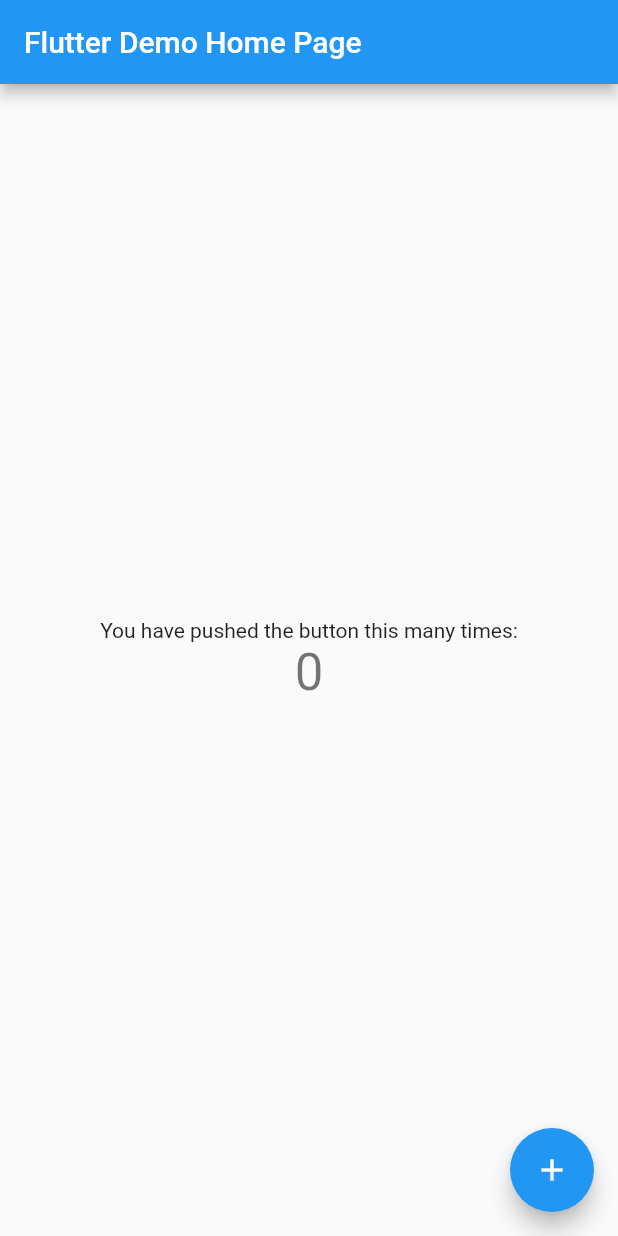
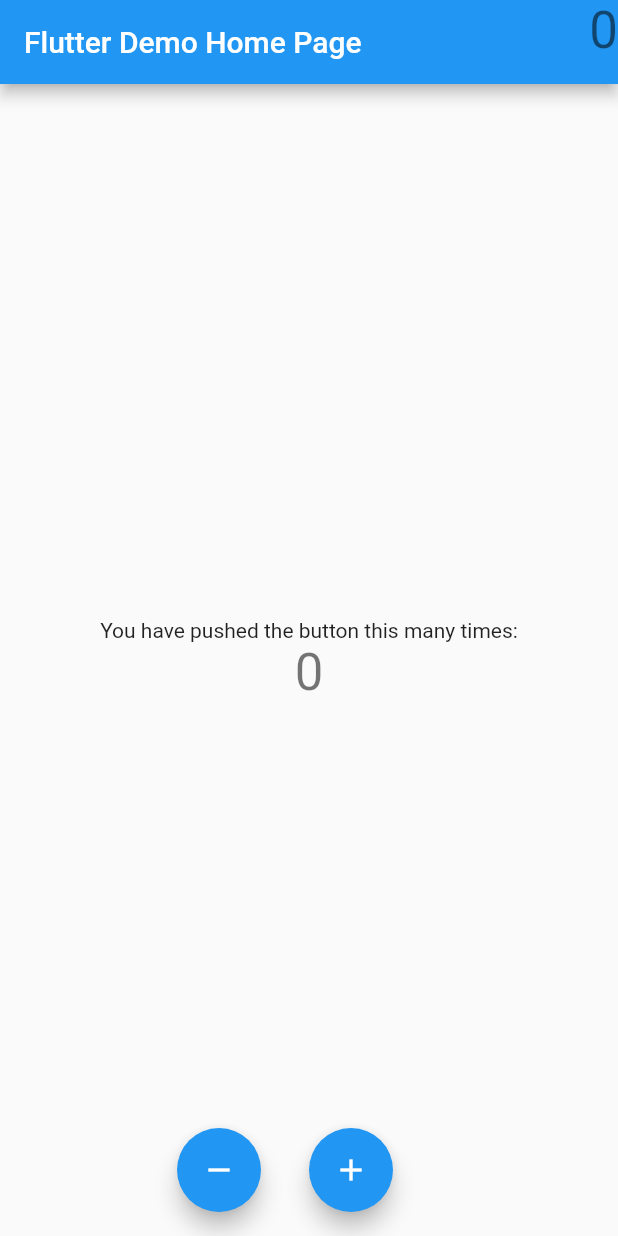
Before and after one commit to softlightwebinfo/flutter_redux, a Flutter app: the screen it shows after launch, on a phone screen of 412 x 824 dp. Run offline on Flutter 3.47's test engine with Material 2 defaults, Android fonts, the phone set to English and light mode, and no system bars; our stand-ins replace flutter_redux, redux.

Commit message:
Add redux

```diff
--- a/lib/main.dart
+++ b/lib/main.dart
@@ -1,4 +1,8 @@
 import 'package:flutter/material.dart';
+import 'package:flutter_redux/flutter_redux.dart';
+import 'package:flutter_redux_app/redux/app_actions.dart';
+import 'package:flutter_redux_app/redux/app_state.dart';
+import 'package:flutter_redux_app/redux/app_store.dart';
 
 void main() => runApp(MyApp());
 
@@ -6,105 +10,79 @@ class MyApp extends StatelessWidget {
   // This widget is the root of your application.
   @override
   Widget build(BuildContext context) {
-    return MaterialApp(
+    return StoreProvider(
+      store: appStore,
+      child: MaterialApp(
+        debugShowCheckedModeBanner: false,
         title: 'Flutter Demo',
         theme: ThemeData(
-        // This is the theme of your application.
-        //
-        // Try running your application with "flutter run". You'll see the
-        // application has a blue toolbar. Then, without quitting the app, try
-        // changing the primarySwatch below to Colors.green and then invoke
-        // "hot reload" (press "r" in the console where you ran "flutter run",
-        // or simply save your changes to "hot reload" in a Flutter IDE).
-        // Notice that the counter didn't reset back to zero; the application
-        // is not restarted.
           primarySwatch: Colors.blue,
         ),
         home: MyHomePage(title: 'Flutter Demo Home Page'),
+      ),
     );
   }
 }
 
-class MyHomePage extends StatefulWidget {
+class MyHomePage extends StatelessWidget {
   MyHomePage({Key key, this.title}) : super(key: key);
-
-  // This widget is the home page of your application. It is stateful, meaning
-  // that it has a State object (defined below) that contains fields that affect
-  // how it looks.
-
-  // This class is the configuration for the state. It holds the values (in this
-  // case the title) provided by the parent (in this case the App widget) and
-  // used by the build method of the State. Fields in a Widget subclass are
-  // always marked "final".
-
   final String title;
 
   @override
-  _MyHomePageState createState() => _MyHomePageState();
-}
-
-class _MyHomePageState extends State<MyHomePage> {
-  int _counter = 0;
-
-  void _incrementCounter() {
-    setState(() {
-      // This call to setState tells the Flutter framework that something has
-      // changed in this State, which causes it to rerun the build method below
-      // so that the display can reflect the updated values. If we changed
-      // _counter without calling setState(), then the build method would not be
-      // called again, and so nothing would appear to happen.
-      _counter++;
-    });
-  }
-
-  @override
   Widget build(BuildContext context) {
-    // This method is rerun every time setState is called, for instance as done
-    // by the _incrementCounter method above.
-    //
-    // The Flutter framework has been optimized to make rerunning build methods
-    // fast, so that you can just rebuild anything that needs updating rather
-    // than having to individually change instances of widgets.
     return Scaffold(
       appBar: AppBar(
-        // Here we take the value from the MyHomePage object that was created by
-        // the App.build method, and use it to set our appbar title.
-        title: Text(widget.title),
+        title: Text(title),
+        actions: <Widget>[
+          StoreConnector<AppState, int>(
+            converter: (store) => store.state.counter,
+            builder: (BuildContext context, counter) {
+              return Text(
+                counter.toString(),
+                style: Theme.of(context).textTheme.display1,
+              );
+            },
+          ),
+        ],
       ),
       body: Center(
-        // Center is a layout widget. It takes a single child and positions it
-        // in the middle of the parent.
         child: Column(
-          // Column is also a layout widget. It takes a list of children and
-          // arranges them vertically. By default, it sizes itself to fit its
-          // children horizontally, and tries to be as tall as its parent.
-          //
-          // Invoke "debug painting" (press "p" in the console, choose the
-          // "Toggle Debug Paint" action from the Flutter Inspector in Android
-          // Studio, or the "Toggle Debug Paint" command in Visual Studio Code)
-          // to see the wireframe for each widget.
-          //
-          // Column has various properties to control how it sizes itself and
-          // how it positions its children. Here we use mainAxisAlignment to
-          // center the children vertically; the main axis here is the vertical
-          // axis because Columns are vertical (the cross axis would be
-          // horizontal).
           mainAxisAlignment: MainAxisAlignment.center,
           children: <Widget>[
             Text(
               'You have pushed the button this many times:',
             ),
-            Text(
-              '$_counter',
+            StoreConnector<AppState, int>(
+              converter: (store) => store.state.counter,
+              builder: (BuildContext context, counter) {
+                return Text(
+                  counter.toString(),
                   style: Theme.of(context).textTheme.display1,
+                );
+              },
             ),
           ],
         ),
       ),
-      floatingActionButton: FloatingActionButton(
-        onPressed: _incrementCounter,
+      floatingActionButton: Row(
+        mainAxisAlignment: MainAxisAlignment.center,
+        children: <Widget>[
+          FloatingActionButton(
+            onPressed: () {
+              StoreProvider.of<AppState>(context).dispatch(DecrementCounter());
+            },
+            tooltip: 'Increment',
+            child: Icon(Icons.remove),
+          ),
+          SizedBox(width: 32),
+          FloatingActionButton(
+            onPressed: () {
+              StoreProvider.of<AppState>(context).dispatch(IncrementCounter());
+            },
             tooltip: 'Increment',
             child: Icon(Icons.add),
+          ),
+        ],
       ), // This trailing comma makes auto-formatting nicer for build methods.
     );
   }
--- /dev/null
+++ b/lib/redux/app_actions.dart
@@ -0,0 +1,3 @@
+class IncrementCounter {}
+
+class DecrementCounter {}
--- /dev/null
+++ b/lib/redux/app_reducer.dart
@@ -0,0 +1,15 @@
+import 'package:flutter_redux_app/redux/app_actions.dart';
+import 'package:flutter_redux_app/redux/app_state.dart';
+
+AppState appReducer(AppState state, dynamic action) {
+  if (action is IncrementCounter) {
+    return state.copyWith(
+      counter: state.counter + 1,
+    );
+  } else if (action is DecrementCounter) {
+    return state.copyWith(
+      counter: state.counter - 1,
+    );
+  }
+  return state;
+}
--- /dev/null
+++ b/lib/redux/app_state.dart
@@ -0,0 +1,19 @@
+import 'package:flutter/material.dart';
+
+class AppState {
+  final int counter;
+
+  AppState({@required this.counter});
+
+  factory AppState.initialState() {
+    return AppState(
+      counter: 0,
+    );
+  }
+
+  AppState copyWith({int counter}) {
+    return AppState(
+      counter: counter ?? this.counter,
+    );
+  }
+}
--- /dev/null
+++ b/lib/redux/app_store.dart
@@ -0,0 +1,8 @@
+import 'package:flutter_redux_app/redux/app_reducer.dart';
+import 'package:flutter_redux_app/redux/app_state.dart';
+import 'package:redux/redux.dart';
+
+Store<AppState> appStore = Store<AppState>(
+  appReducer,
+  initialState: AppState.initialState(),
+);
```
Also changed, not shown: pubspec.yaml (+4 -50 lines), pubspec.lock. Lines whose indentation alone changed are shown as unchanged.
